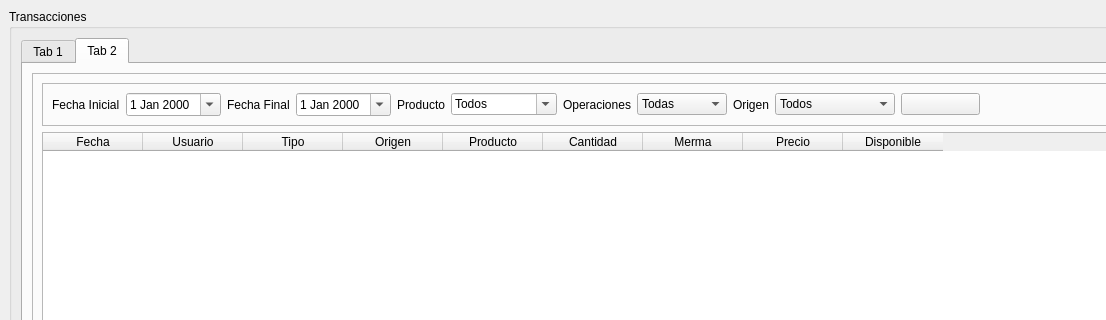
Before: the Qt Designer form RumbaBurger/form_transacciones.ui in yordanlp/RumbaBurger, drawn with Qt 5; both pictures show x 0 to 1106 and y 0 to 320 of the 1245 by 760 pixel window.
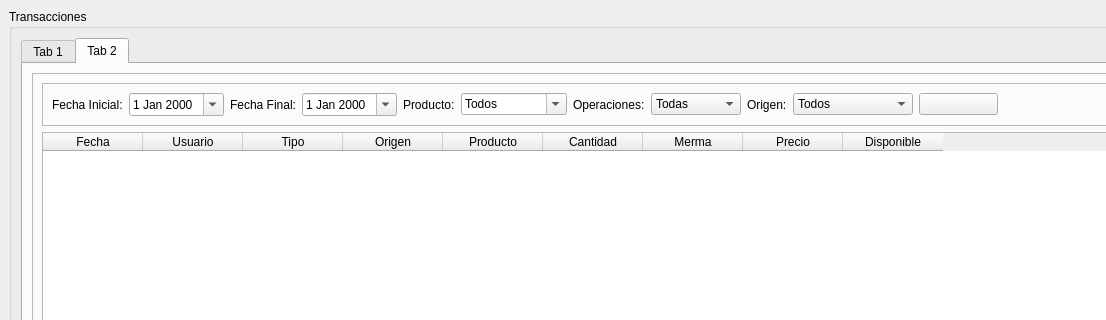
After: the same form once the commit is applied. The open tabs and pages were chosen to show the change. Icons and pictures are not drawn.

What changed in the file:
```diff
--- a/RumbaBurger/form_transacciones.ui
+++ b/RumbaBurger/form_transacciones.ui
@@ -294,7 +294,7 @@
                  <item row="0" column="2">
                   <widget class="QLabel" name="label_6">
                    <property name="text">
-                    <string>Fecha Final</string>
+                    <string>Fecha Final:</string>
                    </property>
                   </widget>
                  </item>
@@ -326,14 +326,14 @@
                  <item row="0" column="8">
                   <widget class="QLabel" name="label_9">
                    <property name="text">
-                    <string>Origen</string>
+                    <string>Origen:</string>
                    </property>
                   </widget>
                  </item>
                  <item row="0" column="0">
                   <widget class="QLabel" name="label_5">
                    <property name="text">
-                    <string>Fecha Inicial</string>
+                    <string>Fecha Inicial:</string>
                    </property>
                   </widget>
                  </item>
@@ -347,7 +347,7 @@
                  <item row="0" column="6">
                   <widget class="QLabel" name="label_8">
                    <property name="text">
-                    <string>Operaciones</string>
+                    <string>Operaciones:</string>
                    </property>
                   </widget>
                  </item>
@@ -379,7 +379,7 @@
                  <item row="0" column="4">
                   <widget class="QLabel" name="label_4">
                    <property name="text">
-                    <string>Producto</string>
+                    <string>Producto:</string>
                    </property>
                   </widget>
                  </item>
```
Left out of the diff: 10 changed lines with no effect on the pictures.
